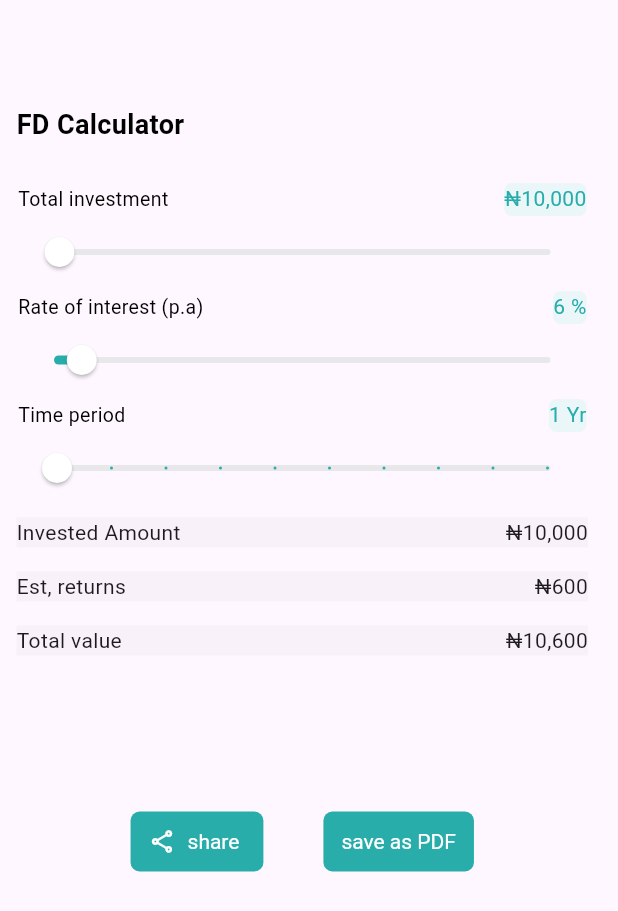
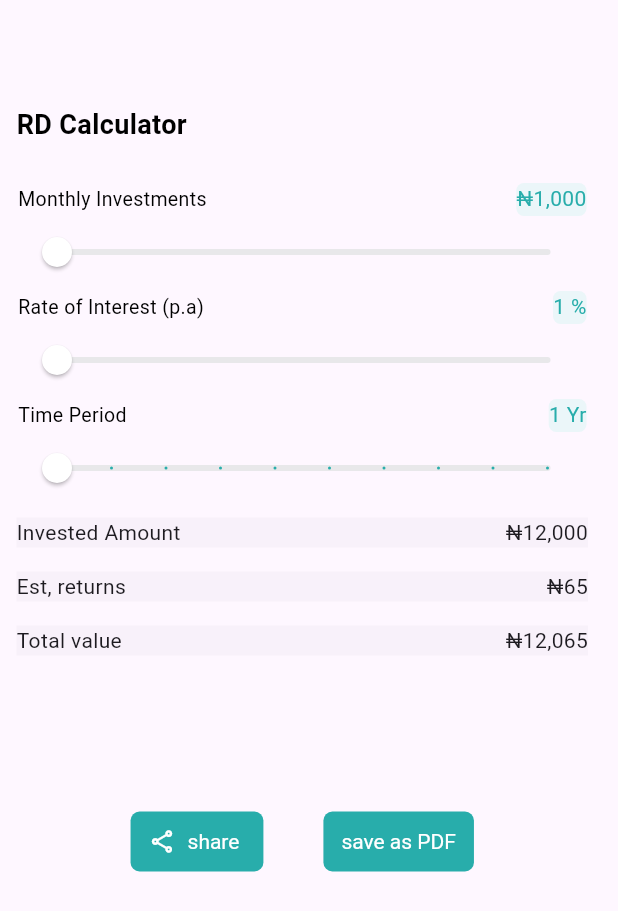
Before and after one commit to AYOPELUMI/multi_calculator_App, a Flutter app: the screen it shows after launch, on a phone screen of 412 x 824 dp. Shown: the top 911 px of the screen. Run offline on Flutter 3.47's test engine with Material 3 defaults, Android fonts, the phone set to English and light mode, and no system bars; our stand-ins replace get.

Commit message:
added on rd calculators

```diff
--- a/lib/Bindings/bindings.dart
+++ b/lib/Bindings/bindings.dart
@@ -4,6 +4,7 @@ import '../Controllers/emicontroller.dart';
 import '../Controllers/fdcontroller.dart';
 import '../Controllers/sipcontroller.dart';
 import '../Controllers/swpcontroller.dart';
+import '../Controllers/rdcontroller.dart';
 
 
 
@@ -14,6 +15,7 @@ class MyBindings implements Bindings {
     Get.lazyPut(() => SipController());
     Get.lazyPut(() => SwpController());
     Get.lazyPut(() => FdController());
+    Get.lazyPut(() => RdController());
   }
 
 }
--- a/lib/Controllers/fdcontroller.dart
+++ b/lib/Controllers/fdcontroller.dart
@@ -26,8 +26,6 @@ void rateOnChanged(newValue){
   double getFD() {
     double annualRate = rate.value / 100;
 
-    // Compound interest formula: A = P * (1 + r/n)^(nt)
-    // For FD, interest is compounded yearly, so n = 1
     double amount = principal.value * pow(1 + annualRate, tenure.value) - principal.value;
 
    return maturity.value = amount;
--- /dev/null
+++ b/lib/Controllers/rdcontroller.dart
@@ -0,0 +1,42 @@
+import 'dart:math';
+
+import 'package:get/get.dart';
+
+class RdController extends GetxController {
+  // Variables for monthly deposit, rate of interest, and time period (in months)
+  var principal = 1000.0.obs;
+  var rate = 1.0.obs;
+  var tenure = 1.0.obs;
+
+void principalOnChanged(newValue){
+  principal.value = newValue.toDouble();
+  update();
+}
+
+void tenureOnChanged(newValue){
+  tenure.value = newValue;
+  update();
+}
+void rateOnChanged(newValue){
+  rate.value = newValue;
+  update();
+}
+
+ double getRD() {
+
+    double r = rate.value / 100 / 12;
+    double n = 12;
+    double t = tenure.value;
+
+    double maturityAmount = principal.value * (pow((1 + r), (n * t)) -1)/(1 - pow((1 + r), (-1))) - principal.value*tenure.value*12;
+
+    return maturityAmount;
+  }
+
+  double getTotalAmount(){
+    return  getRD() + getTotalPrincipal();
+  }
+  double getTotalPrincipal(){
+    return principal.value*tenure.value * 12;
+  }
+}
--- /dev/null
+++ b/lib/Screens/rdscreen.dart
@@ -0,0 +1,105 @@
+// ignore_for_file: prefer_const_constructors, prefer_const_literals_to_create_immutables
+
+import 'package:calculators/Controllers/rdcontroller.dart';
+import 'package:calculators/widgets/customSlider.dart';
+import 'package:flutter/material.dart';
+import 'package:get/get.dart';
+
+import '../utils/constatnts/RdConstant.dart';
+import '../widgets/loanDetails.dart';
+
+class RdScreen extends StatelessWidget {
+  RdScreen({super.key});
+  final RdController controller = Get.put(RdController());
+
+
+  @override
+  Widget build(BuildContext context) {
+    return GetBuilder<RdController>(
+          builder: (controller) => Scaffold(
+      body:Container(
+        padding: EdgeInsets.only(top:70, left: 11, right:20),
+       child:Column(
+          crossAxisAlignment: CrossAxisAlignment.start,
+        children: [
+          Text("RD Calculator", style: TextStyle(
+            fontSize:18,
+            fontWeight: FontWeight.bold,
+            color: Colors.black
+          )),
+          SizedBox(height: 25,),
+          Customslider(
+            controller : controller.principal.value,
+            onChange: controller.principalOnChanged,
+            minValue: RdConstant.minPrincipal,
+            maxValue: RdConstant.maxPrincipal,
+            division: RdConstant.divisionPrincipal,
+            description: RdConstant.descPrincipal,
+            symbol: "",),
+          Customslider(
+            controller : controller.rate.value,
+            onChange : controller.rateOnChanged,
+            minValue: RdConstant.minRate,
+            maxValue: RdConstant.maxRate,
+            division: RdConstant.divisionRate,
+            description: RdConstant.descRate,
+            symbol: "%",),
+          Customslider(
+            controller : controller.tenure.value,
+             onChange: controller.tenureOnChanged,
+            minValue: RdConstant.minTenure,
+            maxValue: RdConstant.maxTenure,
+            division: RdConstant.divisionTenure,
+            description: RdConstant.descTenure,
+            symbol: "Yr",),
+         Container(
+          height:180,
+           margin: EdgeInsets.only(bottom: 20),
+          child: LoanDetails(
+            items:[
+              [
+                "Invested Amount", controller.getTotalPrincipal(),
+              ],
+              [
+            "Est, returns",controller.getRD(),
+              ],
+              [
+                "Total value", controller.getTotalAmount(),
+              ]]
+          )
+         ) ,
+
+          Row(
+            mainAxisAlignment: MainAxisAlignment.center,
+            children:[
+              TextButton.icon(
+                style: TextButton.styleFrom(
+                  textStyle: TextStyle(color:Colors.white ),
+                  backgroundColor: Color(0xFF28ADAB),
+                  shape:RoundedRectangleBorder(
+                    borderRadius: BorderRadius.circular(6.0),
+                  ),
+                ),
+                onPressed: () => {},
+                icon: Icon(Icons.share_outlined,color:Colors.white),
+                label: Text('share',style: TextStyle(color:Colors.white)),
+              ),
+              SizedBox(width:40),
+              TextButton(
+                style: TextButton.styleFrom(
+                  textStyle: TextStyle(color: Colors.white),
+                  backgroundColor: Color(0xFF28ADAB),
+                  shape:RoundedRectangleBorder(
+                    borderRadius: BorderRadius.circular(6.0),
+                  ),
+                ),
+                onPressed: () => {},
+                child: Text('save as PDF',style: TextStyle(color: Colors.white),),
+              ),
+            ]
+          )
+        ],
+      ))
+    ));
+  }
+}
--- a/lib/Screens/sipscreen.dart
+++ b/lib/Screens/sipscreen.dart
@@ -22,7 +22,7 @@ class SipScreen extends StatelessWidget {
         child:Column(
           crossAxisAlignment: CrossAxisAlignment.start,
         children: [
-          Text("Loan Calculator", style: TextStyle(
+          Text("SIP Calculator", style: TextStyle(
             fontSize:18,
             fontWeight: FontWeight.bold,
             color: Colors.black
--- a/lib/Screens/swpscreen.dart
+++ b/lib/Screens/swpscreen.dart
@@ -22,7 +22,7 @@ class SwpScreen extends StatelessWidget {
         child:Column(
           crossAxisAlignment: CrossAxisAlignment.start,
         children: [
-          Text("Loan Calculator", style: TextStyle(
+          Text("SWP Calculator", style: TextStyle(
             fontSize:18,
             fontWeight: FontWeight.bold,
             color: Colors.black
--- a/lib/app.dart
+++ b/lib/app.dart
@@ -1,4 +1,4 @@
-import 'package:calculators/Screens/fdscreen.dart';
+import 'package:calculators/Screens/rdscreen.dart';
 import 'package:flutter/material.dart';
 import 'package:get/get.dart';
 
@@ -23,7 +23,7 @@ class MyApp extends StatelessWidget {
         colorScheme: ColorScheme.fromSeed(seedColor: Colors.deepPurple),
         useMaterial3: true,
       ),
-      home:  FdScreen(),
+      home:  RdScreen(),
     );
   }
 }
--- /dev/null
+++ b/lib/utils/constatnts/rdconstant.dart
@@ -0,0 +1,17 @@
+class RdConstant{
+  static const double minRate = 1;
+  static const double maxRate = 100;
+  static const int divisionRate = 10;
+  static const String descRate = "Rate of Interest (p.a)";
+
+  static const double minPrincipal = 1000;
+  static const double maxPrincipal = 1000000;
+  static const int divisionPrincipal = 10000;
+  static const String descPrincipal = "Monthly Investments";
+
+  static const double minTenure = 1;
+  static const double maxTenure = 10;
+  static const int divisionTenure = 1;
+  static const String descTenure = "Time Period";
+
+}
```
